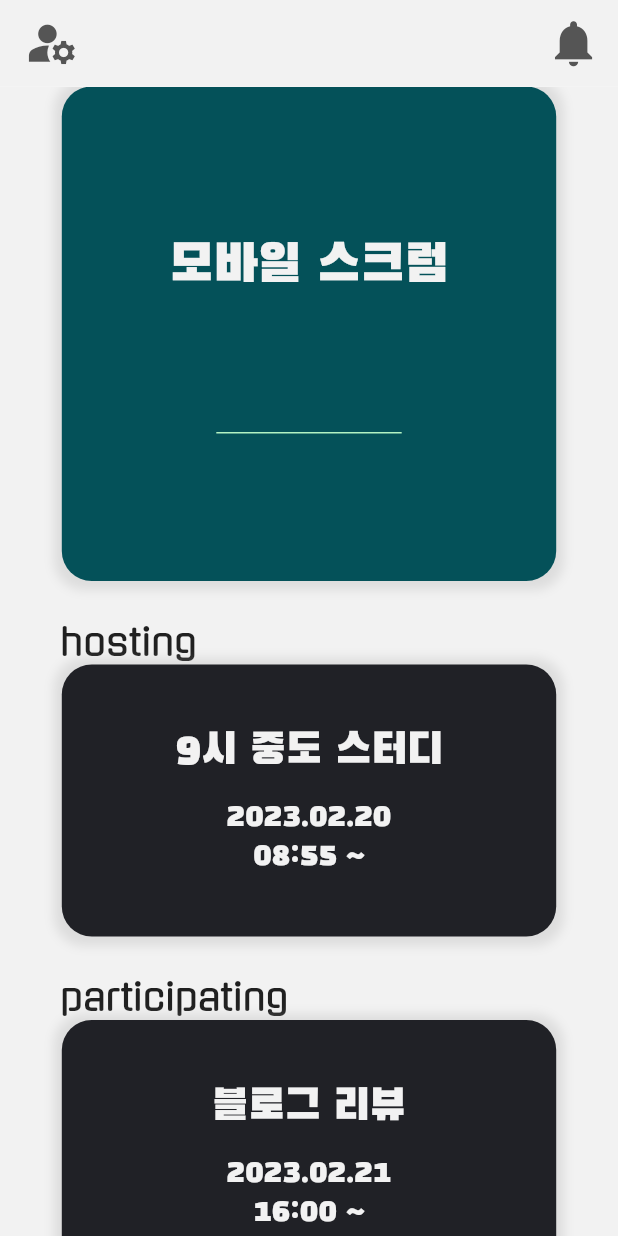
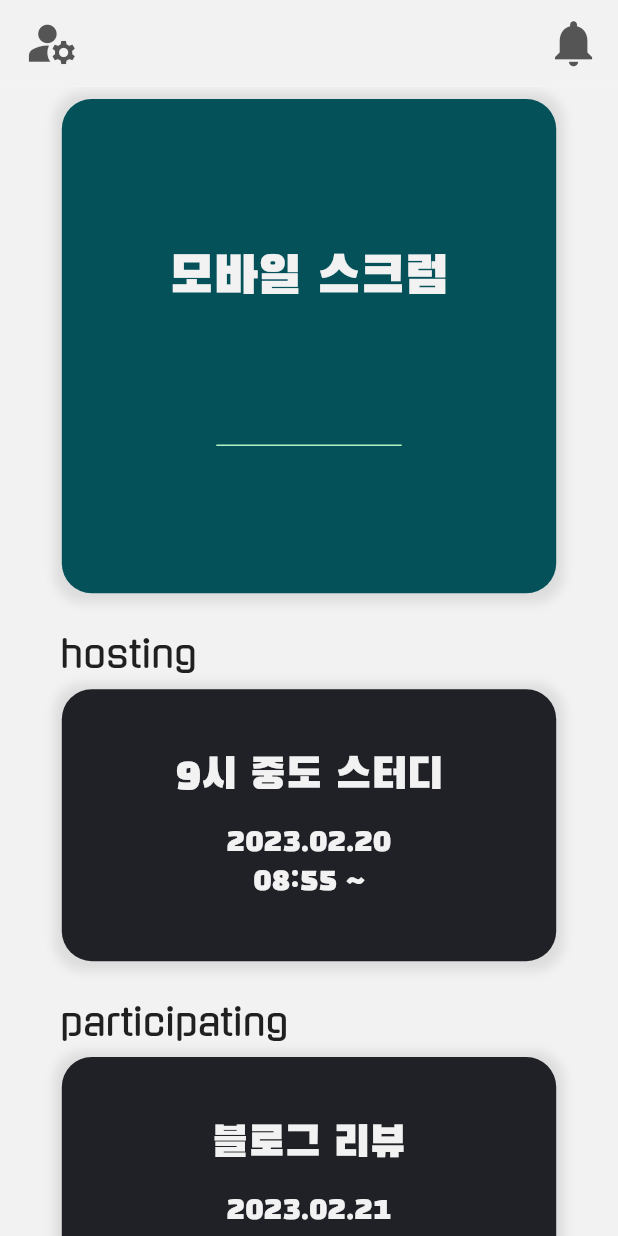
Before and after one commit to hfjxjjd123/Attendance_Moblie, a Flutter app: the MainScreen screen opened by its route, on a phone screen of 412 x 824 dp. Run offline on Flutter 3.47's test engine with Material 2 defaults, Android fonts, the phone set to English and light mode, and no system bars; our stand-ins replace beamer, logger.

Commit message:
패널 패딩

```diff
--- a/lib/view/screens/main_screen.dart
+++ b/lib/view/screens/main_screen.dart
@@ -16,7 +16,6 @@ class MainScreen extends StatelessWidget {
 
   @override
   Widget build(BuildContext context) {
-    //!! 왜 mainScreen에선 사이즈가 안먹히지?
     return Scaffold(
       appBar: AppBar(
         toolbarHeight: SIZE.height*0.07,
@@ -58,27 +57,39 @@ class MainScreen extends StatelessWidget {
             children: [
               RealtimeEventPanel(
                 realtimeEvents: [
-                  RealtimeParticipateEvent(event: "모바일 스크럼")
+                  Padding(
+                    padding: EdgeInsets.symmetric(vertical: SIZE.height*0.01),
+                    child: RealtimeParticipateEvent(event: "모바일 스크럼"),
+                  )
                 ],
               ),
               Container(
-                height: SIZE.height*0.03,
+                height: SIZE.height*0.02,
               ),
               HostingEventPanel(
                 hostEvents: [
-                  HostEvent(
-                      event: "9시 중도 스터디", date: "2023.02.20", time: "08:55")
+                  Padding(
+                    padding: EdgeInsets.symmetric(vertical: SIZE.height*0.01),
+                    child: HostEvent(
+                        event: "9시 중도 스터디", date: "2023.02.20", time: "08:55"),
+                  )
                 ],
               ),
               Container(
-                height: SIZE.height*0.03,
+                height: SIZE.height*0.02,
               ),
               ParticipatingEventPanel(
                 participateEvent: [
-                  ParticipateEvent(
-                      event: "블로그 리뷰", date: "2023.02.21", time: "16:00"),
-                  ParticipateEvent(
-                      event: "스프린트 리뷰", date: "2023.02.26", time: "12:00"),
+                  Padding(
+                    padding: EdgeInsets.symmetric(vertical: SIZE.height*0.01),
+                    child: ParticipateEvent(
+                        event: "블로그 리뷰", date: "2023.02.21", time: "16:00"),
+                  ),
+                  Padding(
+                    padding: EdgeInsets.symmetric(vertical: SIZE.height*0.01),
+                    child: ParticipateEvent(
+                        event: "스프린트 리뷰", date: "2023.02.26", time: "12:00"),
+                  ),
                 ],
               )
             ],
```
